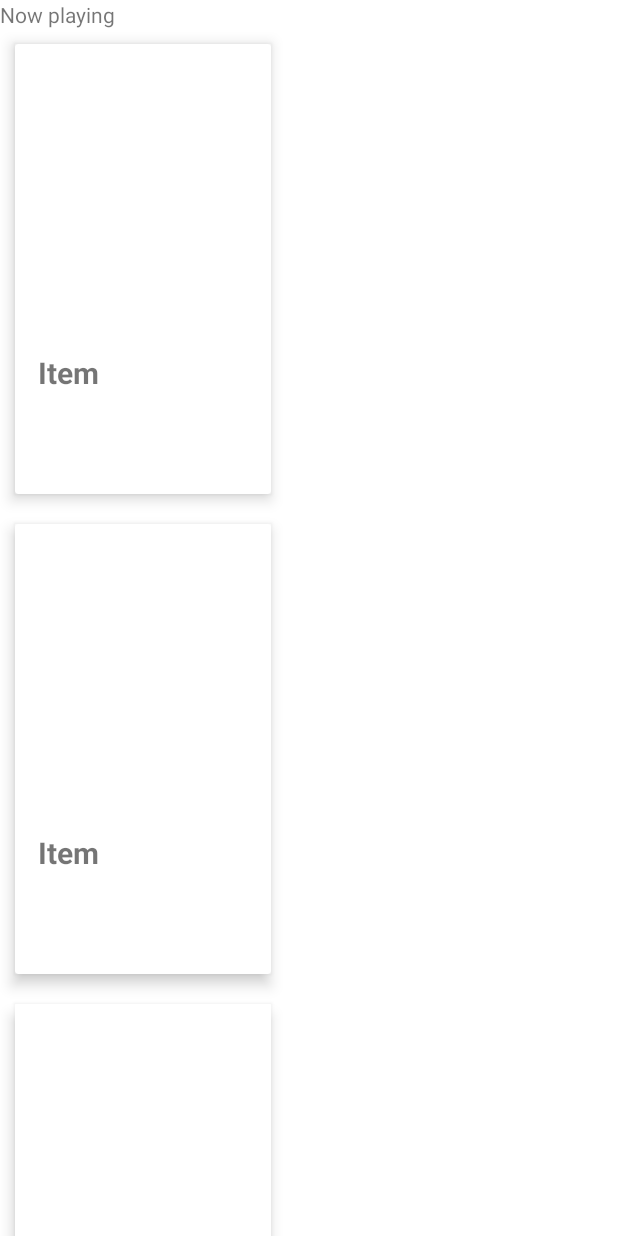
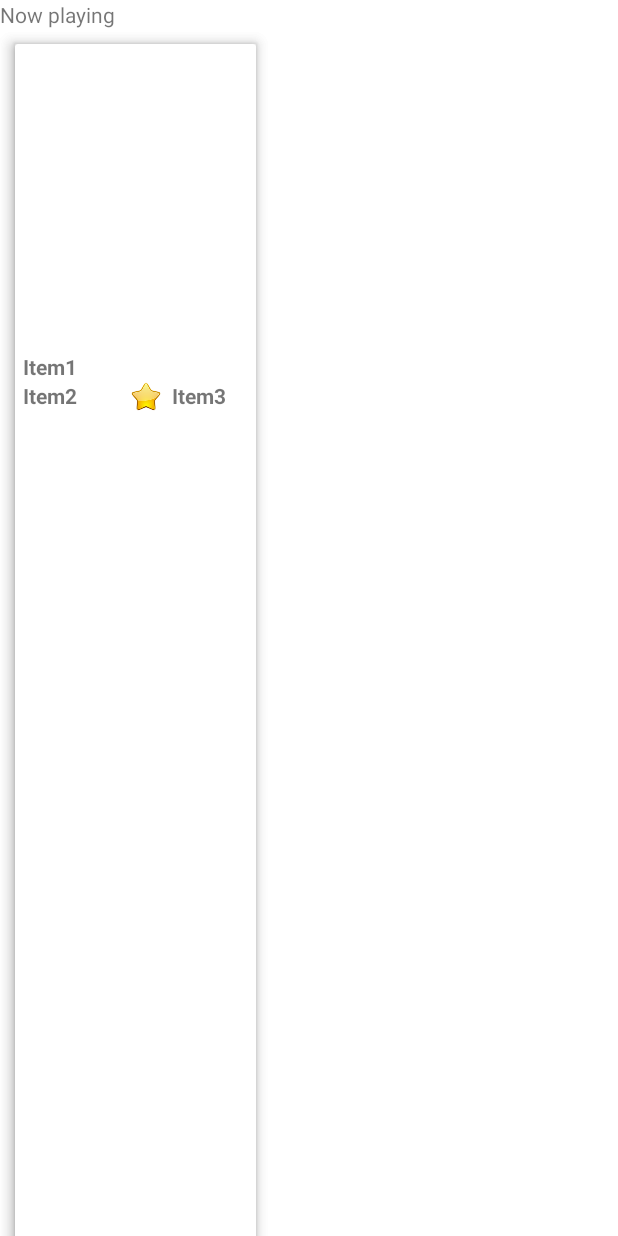
Before and after one commit to petrdixon/FilmCatalogApp, an Android app: the layout fragment_home.xml on its own in the app's theme, with its tools: preview values and no code run, on a phone screen of 412 x 824 dp. Run offline under Robolectric (Android 15) with nearby library versions, the phone set to English and light mode, and no system bars; network calls fail.

Commit message:
Lesson 5

```diff
--- a/app/build.gradle
+++ b/app/build.gradle
@@ -51,4 +51,7 @@ dependencies {
     androidTestImplementation 'androidx.test.espresso:espresso-core:3.4.0'
     implementation 'androidx.recyclerview:recyclerview:1.2.0'
     implementation 'androidx.cardview:cardview:1.0.0'
+    implementation 'com.squareup.okhttp3:okhttp:4.4.0'
+    implementation 'com.google.code.gson:gson:2.8.5'
+
 }
--- a/app/src/main/java/com/example/filmcatalogapp/ui/main/model/ItemsViewModel.kt
+++ b/app/src/main/java/com/example/filmcatalogapp/ui/main/model/ItemsViewModel.kt
@@ -1,5 +1,5 @@
 package com.example.filmcatalogapp.ui.main.model
 
 // класс для RecyclerView
-data class ItemsViewModel(val image: Int, val text: String) {
+data class ItemsViewModel(val image: Int, val title: String, val year: String, val rating: String) {
 }
--- /dev/null
+++ b/app/src/main/java/com/example/filmcatalogapp/ui/main/model/MainBroadcastReceiver.kt
@@ -0,0 +1,4 @@
+package com.example.filmcatalogapp.ui.main.model
+
+class MainBroadcastReceiver {
+}
--- a/app/src/main/res/layout/card_view_design.xml
+++ b/app/src/main/res/layout/card_view_design.xml
@@ -3,15 +3,16 @@
 <!--    Дизайн отдельной карточки для RecyclerView-->
 <androidx.cardview.widget.CardView xmlns:android="http://schemas.android.com/apk/res/android"
     xmlns:app="http://schemas.android.com/apk/res-auto"
+    xmlns:tools="http://schemas.android.com/tools"
     android:layout_width="wrap_content"
-    android:layout_height="wrap_content"
+    android:layout_height="match_parent"
     android:layout_margin="10dp"
     app:cardElevation="6dp">
 
     <LinearLayout
         android:id="@+id/linear_view"
         android:layout_width="match_parent"
-        android:layout_height="300dp"
+        android:layout_height="280dp"
         android:orientation="vertical"
         android:padding="5dp">
 
@@ -21,14 +22,48 @@
             android:layout_height="200dp" />
 
         <TextView
-            android:id="@+id/textView"
+            android:id="@+id/title"
             android:layout_width="150dp"
             android:layout_height="wrap_content"
-            android:layout_marginStart="10dp"
-            android:layout_marginLeft="15dp"
-            android:text="Item"
-            android:textSize="20sp"
+            android:text="Item1"
+            android:textSize="14sp"
             android:textStyle="bold" />
+
+        <LinearLayout
+            android:id="@+id/linear_horizontal"
+            android:layout_width="match_parent"
+            android:layout_height="20dp"
+            android:orientation="horizontal">
+
+            <TextView
+                android:id="@+id/year"
+                android:layout_width="wrap_content"
+                android:layout_height="wrap_content"
+                android:layout_weight="2"
+                android:text="Item2"
+                android:textSize="14sp"
+                android:textStyle="bold"
+                app:layout_constraintLeft_toLeftOf="parent" />
+
+            <ImageView
+                android:id="@+id/imageStar"
+                android:adjustViewBounds = "true"
+                android:layout_width="wrap_content"
+                android:layout_height="wrap_content"
+                android:layout_weight="1"
+                tools:srcCompat="@drawable/star" />
+
+            <TextView
+                android:id="@+id/rating"
+                android:layout_width="wrap_content"
+                android:layout_height="wrap_content"
+                android:layout_weight="1"
+                android:text="Item3"
+                android:textSize="14sp"
+                android:textStyle="bold" />
+
+        </LinearLayout>
+
     </LinearLayout>
 
 </androidx.cardview.widget.CardView>
--- a/app/src/main/res/layout/fragment_home.xml
+++ b/app/src/main/res/layout/fragment_home.xml
@@ -35,17 +35,23 @@
         tools:itemCount="5"
         tools:listitem="@layout/card_view_design" />
 
+    <androidx.recyclerview.widget.RecyclerView
+        android:id="@+id/recyclerview2"
+        android:layout_width="wrap_content"
+        android:layout_height="wrap_content"
+        app:layout_constraintStart_toStartOf="parent"
+        app:layout_constraintTop_toBottomOf="@id/messageNowPlaying"
+        tools:itemCount="5"
+        tools:listitem="@layout/card_view_design" />
+
     <Button
         android:id="@+id/show_snack_bar"
         android:layout_width="wrap_content"
         android:layout_height="wrap_content"
         android:text="Show snack bar"
         app:layout_constraintStart_toStartOf="parent"
-        app:layout_constraintTop_toBottomOf="@id/recyclerview"
-        app:layout_constraintBottom_toBottomOf= "parent" />
-
-
-
+        app:layout_constraintTop_toBottomOf="@id/recyclerview" />
+<!--    app:layout_constraintBottom_toBottomOf= "parent"-->
 
 
 
```
Also changed, not shown: app/src/main/AndroidManifest.xml (+6 -2 lines), app/src/main/java/com/example/filmcatalogapp/ui/main/model/FilmsFromJson.kt (added, +78 -0 lines), app/src/main/java/com/example/filmcatalogapp/ui/main/model/ForConvertJsonToArray.kt (added, +20 -0 lines), app/src/main/java/com/example/filmcatalogapp/ui/main/view/CustomAdapter.kt (+7 -26 lines), app/src/main/java/com/example/filmcatalogapp/ui/main/view/FilmDetailsFragment.kt (+39 -5 lines), app/src/main/java/com/example/filmcatalogapp/ui/main/view/HomeFragment.kt (+27 -19 lines), app/src/main/java/com/example/filmcatalogapp/ui/main/viewmodel/MainViewModel.kt (+15 -7 lines), app/src/main/res/layout/fragment_film_details.xml (+50 -13 lines), app/src/main/res/drawable-v24/star.png (added).
